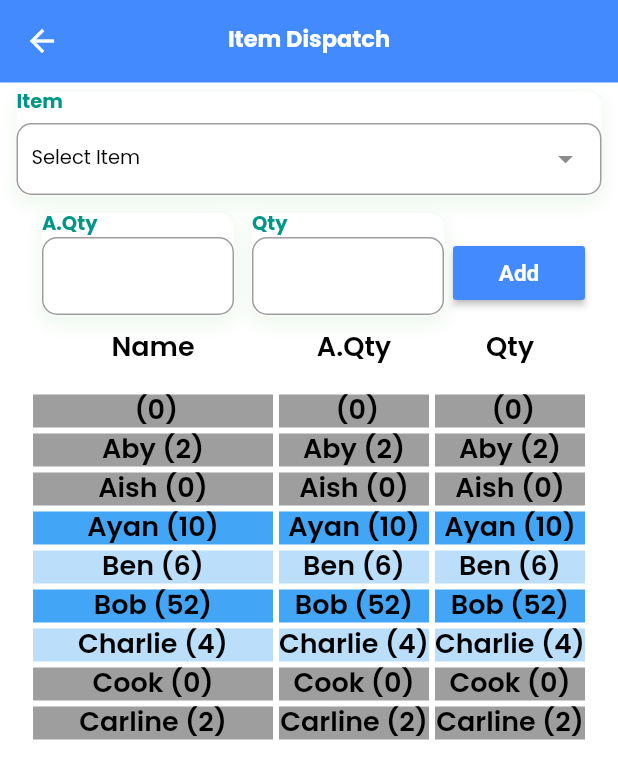
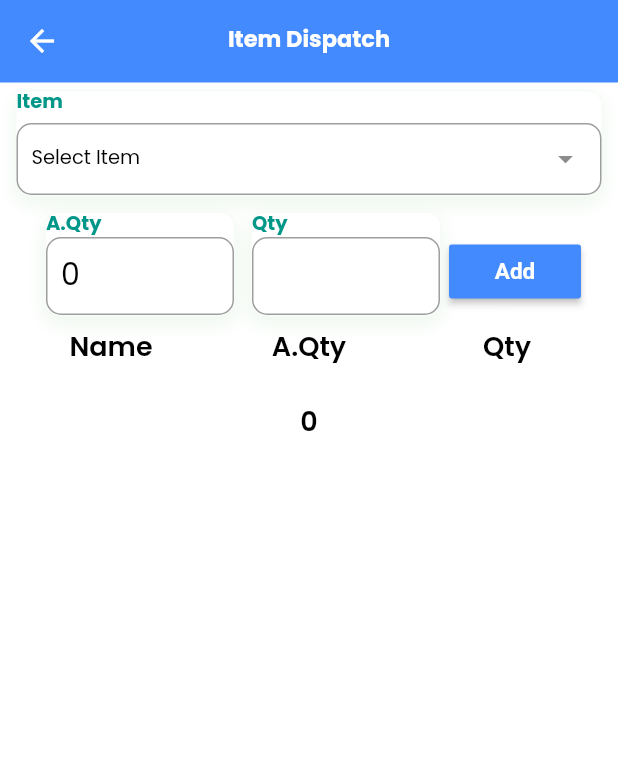
Before and after one commit to shahkutub/unhcr_pms_app_flutter, a Flutter app: the ItemDispatchView screen opened by its route, after a tap on "Add", on a phone screen of 412 x 824 dp. Shown: the top 779 px of the screen. Run offline on Flutter 3.47's test engine with Material 2 defaults, Android fonts, the phone set to English and light mode, and no system bars; drawn by our look-alikes of dropdown_search; our stand-ins replace date_format, fl_chart, flutter_image_compress, flutter_spinkit, flutter_svg, geocoding and 10 more; missing offline and left inert: connectivity_plus_web, flutter_share, geolocator_web, image_picker_for_web, network_info_plus_web, syncfusion_flutter_pdfviewer and 1 more; accounts and stored records are empty.

Commit message:
ui item dispatch

```diff
--- a/lib/app/modules/global_widgets/text_field_widget_small.dart
+++ b/lib/app/modules/global_widgets/text_field_widget_small.dart
@@ -16,6 +16,7 @@ class TextFieldWidgetSmall extends StatelessWidget {
       this.onTapped,
       this.validator,
       this.keyboardType,
+      this.editController,
       this.initialValue,
       this.hintText,
       this.errorText,
@@ -36,6 +37,7 @@ class TextFieldWidgetSmall extends StatelessWidget {
   final VoidCallback? onTapped;
   final FormFieldValidator<String>? validator;
   final TextInputType? keyboardType;
+  final TextEditingController? editController;
   final String? initialValue;
   final String? hintText;
   final String? errorText;
@@ -71,6 +73,7 @@ class TextFieldWidgetSmall extends StatelessWidget {
             textAlign: textAlign ?? TextAlign.start,
           ),
           TextFormField(
+            //controller: editController!!?? '',
             onTap: onTapped,
             keyboardType: keyboardType ?? TextInputType.multiline,
             onSaved: onSaved,
--- a/lib/app/modules/item_dispatch/controllers/item_dispatch_controller.dart
+++ b/lib/app/modules/item_dispatch/controllers/item_dispatch_controller.dart
@@ -5,10 +5,20 @@ import 'package:get/get.dart';
 
 class ItemDispatchController extends GetxController{
 
+  static ItemDispatchController get i => Get.find();
+  //final GlobalKey<FormFieldBuilder> key = GlobalKey<FormBuilderState>();
+
+
   final List<String> names = <String>['Aby', 'Aish', 'Ayan', 'Ben', 'Bob', 'Charlie', 'Cook', 'Carline'].obs;
   final List<int> msgCount = <int>[2, 0, 10, 6, 52, 4, 0, 2].obs;
+  final List<ItemDispatchModel> itemList = <ItemDispatchModel>[].obs;
+
+  var controllerDestino = TextEditingController();
 
   var nameInput = ''.obs;
+  var itemName = ''.obs;
+  var itemAvQty = '0'.obs;
+  var itemQty = ''.obs;
   @override
   void onInit() {
     // TODO: implement onInit
@@ -17,9 +27,13 @@ class ItemDispatchController extends GetxController{
 
   void addItemToList(){
 
-      names.insert(0,nameInput.value);
-      msgCount.insert(0, 0);
+    var item = ItemDispatchModel(itemName.value, itemAvQty.value, itemQty.value);
+    itemList.insert(0, item);
+    print("itemList: "+itemList[0].name);
 
+    names.insert(0,nameInput.value);
+    msgCount.insert(0, 0);
+    //itemAvQty.value = "";
   }
 
 
@@ -31,3 +45,11 @@ class ItemDispatchController extends GetxController{
 
 
 }
+
+class ItemDispatchModel {
+  var name = "";
+  var availqty = "";
+  var qty = "";
+
+  ItemDispatchModel(this.name, this.availqty, this.qty);
+}
--- a/lib/app/modules/item_dispatch/views/item_dispatch_view.dart
+++ b/lib/app/modules/item_dispatch/views/item_dispatch_view.dart
@@ -40,8 +40,9 @@ class ItemDispatchView extends GetView<ItemDispatchController>{
                   hintText: "Select Item",
                   initialValue: '',
                   iconData: Icons.phone_android,
-                 // data: controller.thanaList?.map((item) => item.name!).toList(),
+                  data: controller.names?.map((item) => item!).toList(),
                   onChanged: (input) {
+                    controller.itemName.value = input.toString();
                     // for (var item in controller.thanaList) {
                     //   if (item.name == input) {
                     //     controller.instituteUpazila.value = item.id!.toString();
@@ -60,15 +61,18 @@ class ItemDispatchView extends GetView<ItemDispatchController>{
               Row(
                 mainAxisAlignment: MainAxisAlignment.center, //Center Row contents horizontally,
                 crossAxisAlignment: CrossAxisAlignment.center, //Center Row contents vertically,
-                children: [
-                  Container(
-                    width: 140,
+                children: <Widget>[
+                  new Flexible(child: Container(
+                    //height: 50,
+                    //width: 140,
                     child: TextFieldWidgetSmall(
                       labelText: "A.Qty",
                       hintText: "",
-                      initialValue: '',
+                      initialValue: controller.itemAvQty.value,
+                      keyboardType: TextInputType.number,
+                      //editController: controller.controllerDestino,
                       onChanged: (input) {
-                        // controller.victimAddress = input;
+                         controller.itemAvQty.value = input;
                       },
                       // limit: 255,
                       // validator: (input) => input!.isEmpty ? "This field Shouldn't be empty".tr : null,
@@ -76,16 +80,16 @@ class ItemDispatchView extends GetView<ItemDispatchController>{
                       isFirst: true,
                       isLast: false,
                     ),
-                  ),
-
-                  Container(
-                    width: 140,
+                  ), flex: 1,),
+                  new Flexible(child: Container(
+                    //width: 140,
                     child: TextFieldWidgetSmall(
                       labelText: "Qty",
                       hintText: "",
                       initialValue: '',
+                      keyboardType: TextInputType.number,
                       onChanged: (input) {
-                        // controller.victimAddress = input;
+                        controller.itemQty.value = input;
                       },
                       // limit: 255,
                       // validator: (input) => input!.isEmpty ? "This field Shouldn't be empty".tr : null,
@@ -93,30 +97,34 @@ class ItemDispatchView extends GetView<ItemDispatchController>{
                       isFirst: true,
                       isLast: false,
                     ),
+                  ), flex: 1,),
+
+                  new Flexible(child:
+                      Column(
+                        children: [
+                          SizedBox(
+                            height: 20,
                           ),
-
-                  Column(
-                    crossAxisAlignment: CrossAxisAlignment.center,
-                    children: [
-
-                      SizedBox(
-                        height: 22,
-                      ),
-                      RaisedButton(
+                          Container(
+                            //height: 45,
+                            child:  RaisedButton(
                               color: Colors.blueAccent,
                               child: Text('Add',style: TextStyle(color: Colors.white),),
                               onPressed: () {
+
                                 controller.addItemToList();
+
+                                //controller.controllerDestino.text = '';
                               },
 
                             ),
-                    ],
                           ),
-
 
                         ],
                       ),
-
+                   flex: 1,),
+                ],
+              ),
 
 
               Container(
@@ -124,9 +132,10 @@ class ItemDispatchView extends GetView<ItemDispatchController>{
                   child: Row(
                     mainAxisAlignment: MainAxisAlignment.center,
                     children: [
-                      Container(
+                      Flexible(
+                          child:Container(
                             // height: 50,
-                        width: 160,
+                            //width: 160,
                             margin: EdgeInsets.all(2),
                             // color: controller.msgCount[index]>=10? Colors.blue[400]:
                             // controller.msgCount[index]>3? Colors.blue[100]: Colors.grey,
@@ -135,10 +144,13 @@ class ItemDispatchView extends GetView<ItemDispatchController>{
                                   style: TextStyle(fontSize: 18),
                                 )
                             ),
+                          ),flex: 1,
                       ),
-                      Container(
+
+                      Flexible(
+                        child:Container(
                           // height: 50,
-                        width: 100,
+                          //width: 160,
                           margin: EdgeInsets.all(2),
                           // color: controller.msgCount[index]>=10? Colors.blue[400]:
                           // controller.msgCount[index]>3? Colors.blue[100]: Colors.grey,
@@ -147,10 +159,13 @@ class ItemDispatchView extends GetView<ItemDispatchController>{
                                 style: TextStyle(fontSize: 18),
                               )
                           ),
+                        ),flex: 1,
                       ),
-                      Container(
+
+                      Flexible(
+                        child:Container(
                           // height: 50,
-                        width: 100,
+                          //width: 160,
                           margin: EdgeInsets.all(2),
                           // color: controller.msgCount[index]>=10? Colors.blue[400]:
                           // controller.msgCount[index]>3? Colors.blue[100]: Colors.grey,
@@ -159,7 +174,9 @@ class ItemDispatchView extends GetView<ItemDispatchController>{
                                 style: TextStyle(fontSize: 18),
                               )
                           ),
+                        ),flex: 1,
                       ),
+
                     ],
                   ),
               ),
@@ -173,47 +190,59 @@ class ItemDispatchView extends GetView<ItemDispatchController>{
               Expanded(
                   child: Obx(() => ListView.builder(
                       padding: const EdgeInsets.all(8),
-                      itemCount: controller.names.length,
+                      //itemCount: controller.itemList.length,
+                      itemCount: controller.itemList.length,
                       itemBuilder: (BuildContext context, int index) {
                         return Row(
                           mainAxisAlignment: MainAxisAlignment.center,
                           children: [
-                            Container(
+
+                            Flexible(
+                              child: Container(
+                                padding: const EdgeInsets.fromLTRB(0, 5, 0, 5),
                               // height: 50,
-                              width: 160,
-                              margin: EdgeInsets.all(2),
-                              color: controller.msgCount[index]>=10? Colors.blue[400]:
-                              controller.msgCount[index]>3? Colors.blue[100]: Colors.grey,
+                              //width: 160,
+                              margin: EdgeInsets.all(5),
+
+                              // color: controller.msgCount[index]>=10? Colors.blue[400]:
+                              // controller.msgCount[index]>3? Colors.blue[100]: Colors.grey,
                               child: Center(
-                                  child: Text('${controller.names[index]} (${controller.msgCount[index]})',
+                                  child: Text('${controller.itemList[index].name}',
                                     style: TextStyle(fontSize: 18),
                                   )
                               ),
-                            ),
-                            Container(
+                            ), flex: 1,),
+
+                            Flexible(
+                              child: Container(
+                                padding: const EdgeInsets.fromLTRB(0, 5, 0, 5),
                                 // height: 50,
-                              width: 100,
-                              margin: EdgeInsets.all(2),
-                              color: controller.msgCount[index]>=10? Colors.blue[400]:
-                              controller.msgCount[index]>3? Colors.blue[100]: Colors.grey,
+                               // width: 100,
+                                margin: EdgeInsets.all(5),
+                                // color: controller.msgCount[index]>=10? Colors.blue[400]:
+                                // controller.msgCount[index]>3? Colors.blue[100]: Colors.grey,
                                 child: Center(
-                                  child: Text('${controller.names[index]} (${controller.msgCount[index]})',
+                                    child: Text('${controller.itemList[index].availqty}',
                                       style: TextStyle(fontSize: 18),
                                     )
                                 ),
-                            ),
-                            Container(
-                              // height: 50,
-                              width: 100,
-                              margin: EdgeInsets.all(2),
-                              color: controller.msgCount[index]>=10? Colors.blue[400]:
-                              controller.msgCount[index]>3? Colors.blue[100]: Colors.grey,
+                              ), flex: 1,),
+
+                            Flexible(
+                              child: Container(
+                                padding: const EdgeInsets.fromLTRB(0, 5, 0, 5),
+                                 //height: 50,
+                               // width: 100,
+                                margin: EdgeInsets.all(5),
+                                // color: controller.msgCount[index]>=10? Colors.blue[400]:
+                                // controller.msgCount[index]>3? Colors.blue[100]: Colors.grey,
                                 child: Center(
-                                  child: Text('${controller.names[index]} (${controller.msgCount[index]})',
+                                    child: Text('${controller.itemList[index].qty}',
                                       style: TextStyle(fontSize: 18),
                                     )
                                 ),
-                            ),
+                              ),flex: 1,),
+
                           ],
                         );
                       }
```
Also changed, not shown: 1 other file. Lines whose indentation alone changed are shown as unchanged.
